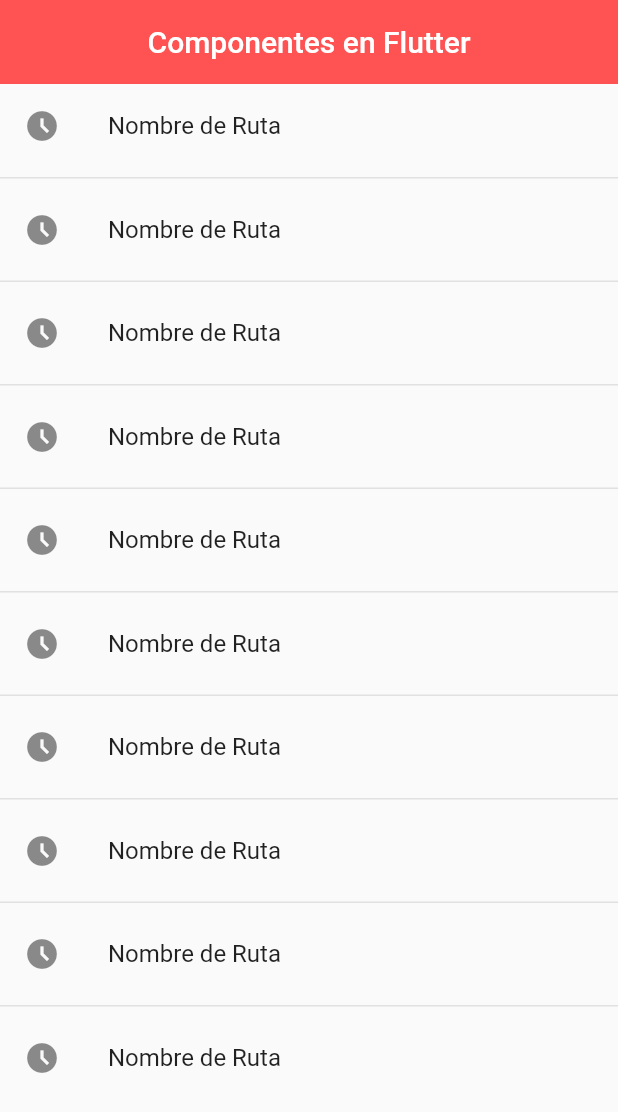
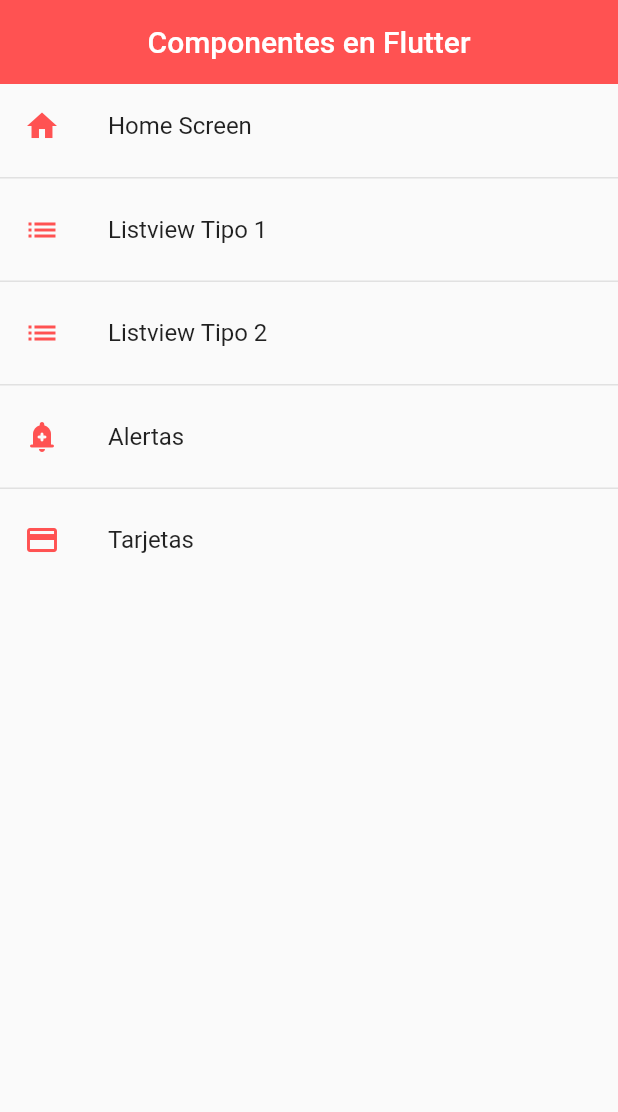
Before and after one commit to Nahu-N-Castro/fl_components1, a Flutter app: the screen it shows after launch, on a phone screen of 412 x 824 dp. Shown: the top 1112 px of the screen. Run offline on Flutter 3.47's test engine with Material 2 defaults, Android fonts, the phone set to English and light mode, and no system bars.

Commit message:
routes hechas

```diff
--- a/lib/main.dart
+++ b/lib/main.dart
@@ -14,7 +14,7 @@ class MyApp extends StatelessWidget {
       title: 'Material App',
       // home: const Listview2Screen(),
       initialRoute: AppRoutes.initialRoute,
-      routes: AppRoutes.routes,
+      routes: AppRoutes.getAppRoutes(),
       onGenerateRoute: AppRoutes.onGenerateRoute,
     );
   }
--- a/lib/router/app_routes.dart
+++ b/lib/router/app_routes.dart
@@ -33,13 +33,25 @@ class AppRoutes {
         icon: Icons.credit_card),
   ];
 
-  static Map<String, Widget Function(BuildContext)> routes = {
-    'home': (BuildContext context) => const HomeScreen(),
-    'listview1': (BuildContext context) => const Listview1Screen(),
-    'listview2': (BuildContext context) => const Listview2Screen(),
-    'alert': (BuildContext context) => const AlertScreen(),
-    'card': (BuildContext context) => const CardScreen(),
-  };
+  static Map<String, Widget Function(BuildContext)> getAppRoutes() {
+    Map<String, Widget Function(BuildContext)> appRoutes = {};
+
+    for (final option in menuOptions) {
+      appRoutes.addAll({option.route: (BuildContext context) => option.screen});
+    }
+
+    return {
+      for (final option in menuOptions)
+        option.route: (context) => option.screen,
+    };
+  }
+  // static Map<String, Widget Function(BuildContext)> routes = {
+  //   'home': (BuildContext context) => const HomeScreen(),
+  //   'listview1': (BuildContext context) => const Listview1Screen(),
+  //   'listview2': (BuildContext context) => const Listview2Screen(),
+  //   'alert': (BuildContext context) => const AlertScreen(),
+  //   'card': (BuildContext context) => const CardScreen(),
+  // };
 
   static Route<dynamic> onGenerateRoute(RouteSettings settings) {
     // print(settings);
--- a/lib/screens/home_screen.dart
+++ b/lib/screens/home_screen.dart
@@ -1,5 +1,6 @@
 import 'package:flutter/material.dart';
-import 'package:fl_components/screens/screens.dart';
+
+import 'package:fl_components/router/app_routes.dart';
 
 class HomeScreen extends StatelessWidget {
   const HomeScreen({Key? key}) : super(key: key);
@@ -16,13 +17,14 @@ class HomeScreen extends StatelessWidget {
       ),
       body: ListView.separated(
         itemBuilder: (context, index) => ListTile(
-                leading: const Icon(Icons.access_time_filled_outlined),
-                title: const Text('Nombre de Ruta'),
+          leading:
+              Icon(AppRoutes.menuOptions[index].icon, color: Colors.redAccent),
+          title: Text(AppRoutes.menuOptions[index].name),
           onTap: () {
             // final route = MaterialPageRoute(
             //     builder: (context) => const Listview1Screen());
             // Navigator.push(context, route);
-                  Navigator.pushNamed(context, 'card2');
+            Navigator.pushNamed(context, AppRoutes.menuOptions[index].route);
           },
         ),
         separatorBuilder: (_, __) => Container(
@@ -32,7 +34,8 @@ class HomeScreen extends StatelessWidget {
           color: Colors.black.withOpacity(0.1),
         ),
         // separatorBuilder: (_, __) => const Divider(),
-          itemCount: 10),
+        itemCount: AppRoutes.menuOptions.length,
+      ),
     );
   }
 }
```
Lines whose indentation alone changed are shown as unchanged.
